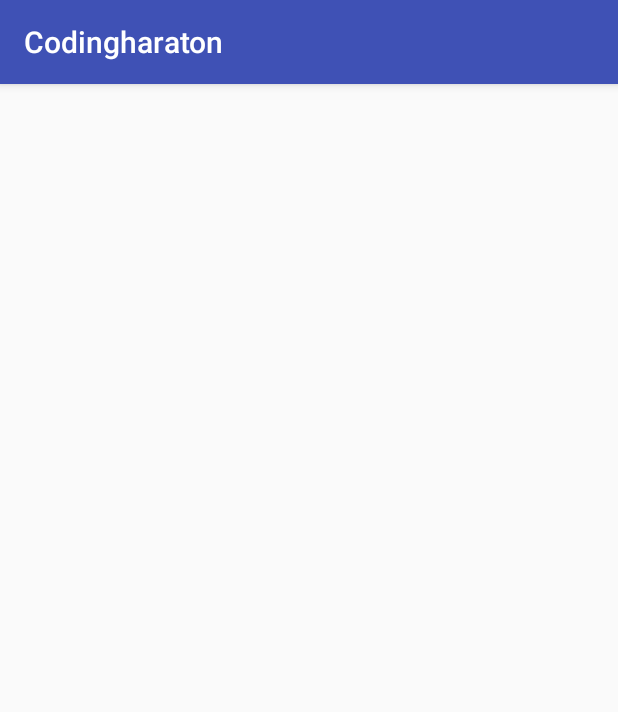
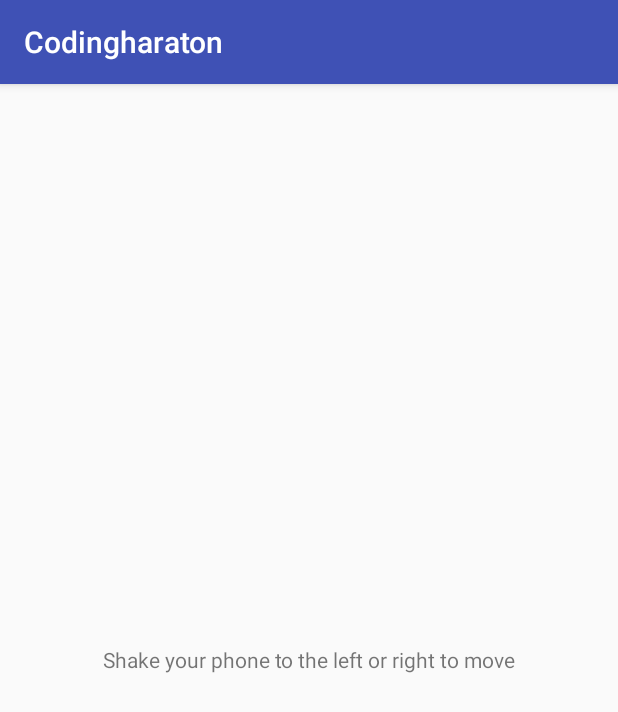
Before and after one commit to Medowhill/codingharaton, an Android app: the MotionActivity screen opened directly, with no data from a screen before it, on a phone screen of 412 x 824 dp. Shown: the top 712 px of the screen. Run offline under Robolectric (Android 15) with nearby library versions, the phone set to English and light mode, and no system bars.

Commit message:
add motion description

```diff
--- a/app/src/main/res/layout/activity_motion.xml
+++ b/app/src/main/res/layout/activity_motion.xml
@@ -1,6 +1,12 @@
 <?xml version="1.0" encoding="utf-8"?>
-<LinearLayout xmlns:android="http://schemas.android.com/apk/res/android"
+<FrameLayout xmlns:android="http://schemas.android.com/apk/res/android"
     android:orientation="vertical" android:layout_width="match_parent"
     android:layout_height="match_parent">
 
-</LinearLayout>
+    <TextView
+        android:layout_width="wrap_content"
+        android:layout_height="wrap_content"
+        android:text="@string/motion_textView_text"
+        android:layout_gravity="center" />
+
+</FrameLayout>
--- a/app/src/main/res/values/strings.xml
+++ b/app/src/main/res/values/strings.xml
@@ -7,4 +7,6 @@
     <string name="button_button_right_fast_text">Right-Fast</string>
     <string name="button_button_left_slow_text">Left-Slow</string>
     <string name="button_button_right_slow_text">Right-Slow</string>
+
+    <string name="motion_textView_text">Shake your phone to the left or right to move</string>
 </resources>
```
